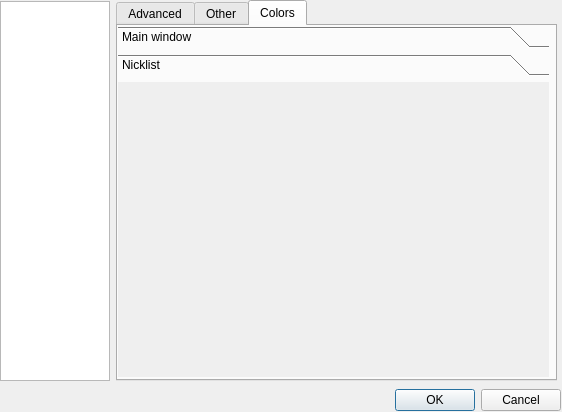
Above: ui/options.ui from gitter-badger/simplechatclient before the change. Below: the same form after it.
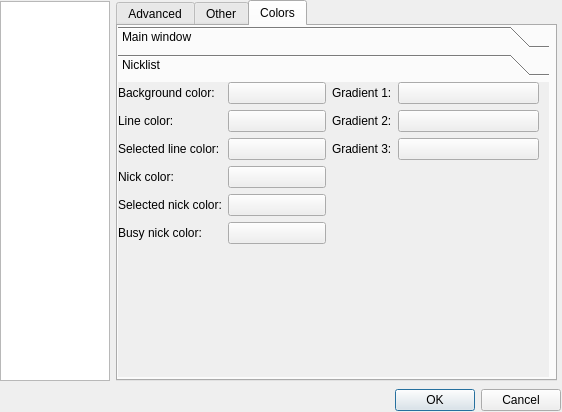
That is the form after the change. The open tabs and pages were chosen to show the change. Icons and pictures are not drawn.

Commit message: add nicklist color select

The edit to the form file:
```diff
--- a/ui/options.ui
+++ b/ui/options.ui
@@ -734,6 +734,206 @@
                <attribute name="label">
                 <string>Nicklist</string>
                </attribute>
+               <widget class="QWidget" name="horizontalLayoutWidget_3">
+                <property name="geometry">
+                 <rect>
+                  <x>0</x>
+                  <y>0</y>
+                  <width>421</width>
+                  <height>168</height>
+                 </rect>
+                </property>
+                <layout class="QHBoxLayout" name="horizontalLayout_4">
+                 <item>
+                  <layout class="QFormLayout" name="formLayout_4">
+                   <item row="0" column="0">
+                    <widget class="QLabel" name="label_nicklist_background_color">
+                     <property name="text">
+                      <string>Background color:</string>
+                     </property>
+                    </widget>
+                   </item>
+                   <item row="0" column="1">
+                    <widget class="QPushButton" name="pushButton_nicklist_background_color">
+                     <property name="text">
+                      <string/>
+                     </property>
+                     <property name="iconSize">
+                      <size>
+                       <width>50</width>
+                       <height>15</height>
+                      </size>
+                     </property>
+                    </widget>
+                   </item>
+                   <item row="1" column="0">
+                    <widget class="QLabel" name="label_nicklist_line_color">
+                     <property name="text">
+                      <string>Line color:</string>
+                     </property>
+                    </widget>
+                   </item>
+                   <item row="1" column="1">
+                    <widget class="QPushButton" name="pushButton_nicklist_line_color">
+                     <property name="text">
+                      <string/>
+                     </property>
+                     <property name="iconSize">
+                      <size>
+                       <width>50</width>
+                       <height>15</height>
+                      </size>
+                     </property>
+                    </widget>
+                   </item>
+                   <item row="2" column="0">
+                    <widget class="QLabel" name="label_nicklist_selected_line_color">
+                     <property name="text">
+                      <string>Selected line color:</string>
+                     </property>
+                    </widget>
+                   </item>
+                   <item row="2" column="1">
+                    <widget class="QPushButton" name="pushButton_nicklist_selected_line_color">
+                     <property name="text">
+                      <string/>
+                     </property>
+                     <property name="iconSize">
+                      <size>
+                       <width>50</width>
+                       <height>15</height>
+                      </size>
+                     </property>
+                    </widget>
+                   </item>
+                   <item row="3" column="0">
+                    <widget class="QLabel" name="label_nicklist_nick_color">
+                     <property name="text">
+                      <string>Nick color:</string>
+                     </property>
+                    </widget>
+                   </item>
+                   <item row="3" column="1">
+                    <widget class="QPushButton" name="pushButton_nicklist_nick_color">
+                     <property name="text">
+                      <string/>
+                     </property>
+                     <property name="iconSize">
+                      <size>
+                       <width>50</width>
+                       <height>15</height>
+                      </size>
+                     </property>
+                    </widget>
+                   </item>
+                   <item row="4" column="0">
+                    <widget class="QLabel" name="label_nicklist_selected_nick_color">
+                     <property name="text">
+                      <string>Selected nick color:</string>
+                     </property>
+                    </widget>
+                   </item>
+                   <item row="4" column="1">
+                    <widget class="QPushButton" name="pushButton_nicklist_selected_nick_color">
+                     <property name="text">
+                      <string/>
+                     </property>
+                     <property name="iconSize">
+                      <size>
+                       <width>50</width>
+                       <height>15</height>
+                      </size>
+                     </property>
+                    </widget>
+                   </item>
+                   <item row="5" column="0">
+                    <widget class="QLabel" name="label_nicklist_busy_nick_color">
+                     <property name="text">
+                      <string>Busy nick color:</string>
+                     </property>
+                    </widget>
+                   </item>
+                   <item row="5" column="1">
+                    <widget class="QPushButton" name="pushButton_nicklist_busy_nick_color">
+                     <property name="text">
+                      <string/>
+                     </property>
+                     <property name="iconSize">
+                      <size>
+                       <width>50</width>
+                       <height>15</height>
+                      </size>
+                     </property>
+                    </widget>
+                   </item>
+                  </layout>
+                 </item>
+                 <item>
+                  <layout class="QFormLayout" name="formLayout_2">
+                   <item row="0" column="0">
+                    <widget class="QLabel" name="label_nicklist_gradient_1_color">
+                     <property name="text">
+                      <string>Gradient 1:</string>
+                     </property>
+                    </widget>
+                   </item>
+                   <item row="0" column="1">
+                    <widget class="QPushButton" name="pushButton_nicklist_gradient_1_color">
+                     <property name="text">
+                      <string/>
+                     </property>
+                     <property name="iconSize">
+                      <size>
+                       <width>50</width>
+                       <height>15</height>
+                      </size>
+                     </property>
+                    </widget>
+                   </item>
+                   <item row="1" column="0">
+                    <widget class="QLabel" name="label_nicklist_gradient_2_color">
+                     <property name="text">
+                      <string>Gradient 2:</string>
+                     </property>
+                    </widget>
+                   </item>
+                   <item row="1" column="1">
+                    <widget class="QPushButton" name="pushButton_nicklist_gradient_2_color">
+                     <property name="text">
+                      <string/>
+                     </property>
+                     <property name="iconSize">
+                      <size>
+                       <width>50</width>
+                       <height>15</height>
+                      </size>
+                     </property>
+                    </widget>
+                   </item>
+                   <item row="2" column="0">
+                    <widget class="QLabel" name="label_nicklist_gradient_3_color">
+                     <property name="text">
+                      <string>Gradient 3:</string>
+                     </property>
+                    </widget>
+                   </item>
+                   <item row="2" column="1">
+                    <widget class="QPushButton" name="pushButton_nicklist_gradient_3_color">
+                     <property name="text">
+                      <string/>
+                     </property>
+                     <property name="iconSize">
+                      <size>
+                       <width>50</width>
+                       <height>15</height>
+                      </size>
+                     </property>
+                    </widget>
+                   </item>
+                  </layout>
+                 </item>
+                </layout>
+               </widget>
               </widget>
              </widget>
             </widget>
```
Left out of the diff: 6 changed lines with no effect on the pictures. The commit also changes 6 other files.
